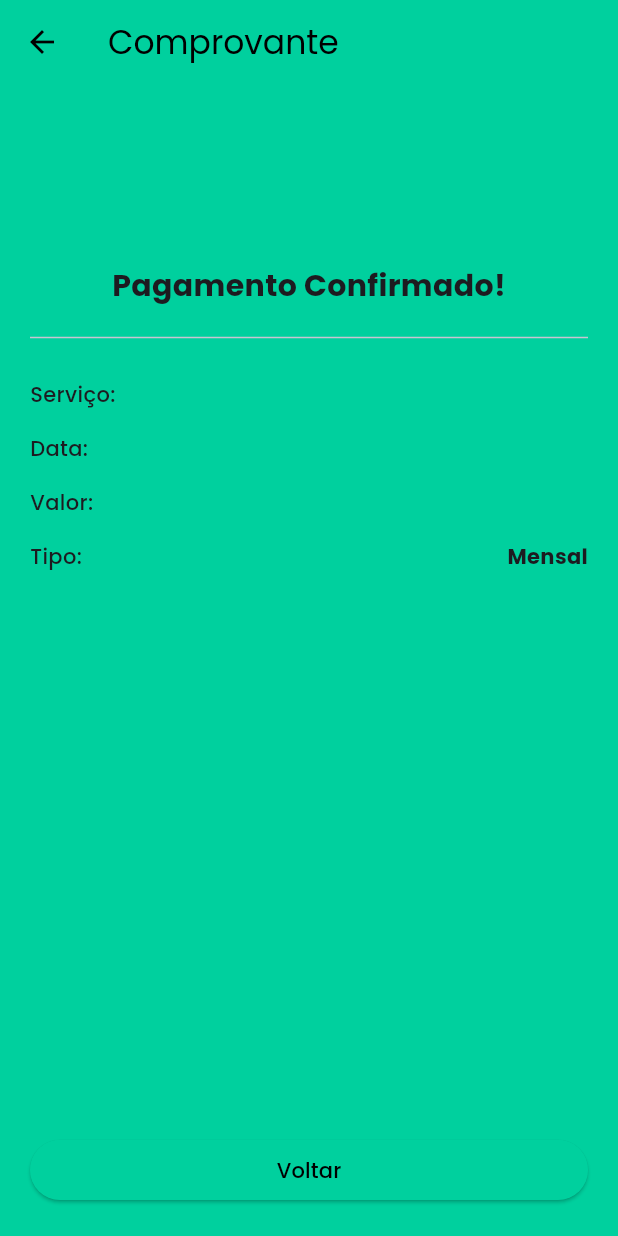
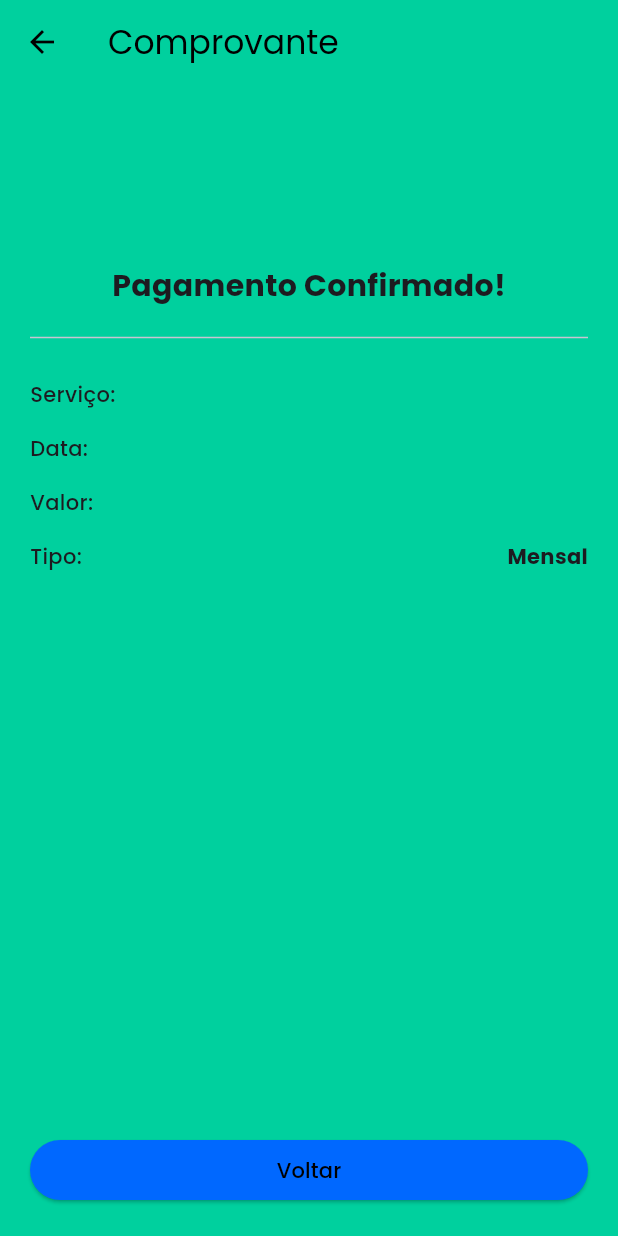
Before and after one commit to guilhermedmd/EMEL---administracao-condominios, a Flutter app: the TelaComprovante screen opened directly with empty values, on a phone screen of 412 x 824 dp. Run offline on Flutter 3.47's test engine with Material 3 defaults, Android fonts, the phone set to English and light mode, and no system bars; our stand-ins replace google_fonts.

Commit message:
cor botao

```diff
--- a/lib/pages/telaPagamentos.dart
+++ b/lib/pages/telaPagamentos.dart
@@ -377,7 +377,7 @@ class TelaComprovante extends StatelessWidget {
               width: double.infinity,
               child: ElevatedButton(
                 style: ElevatedButton.styleFrom(
-                  backgroundColor: const Color(0xFF00D09E),
+                  backgroundColor: Color(0xFF0068FF),
                 ),
                 onPressed: () => Navigator.pop(context),
                 child: const Text(
```
